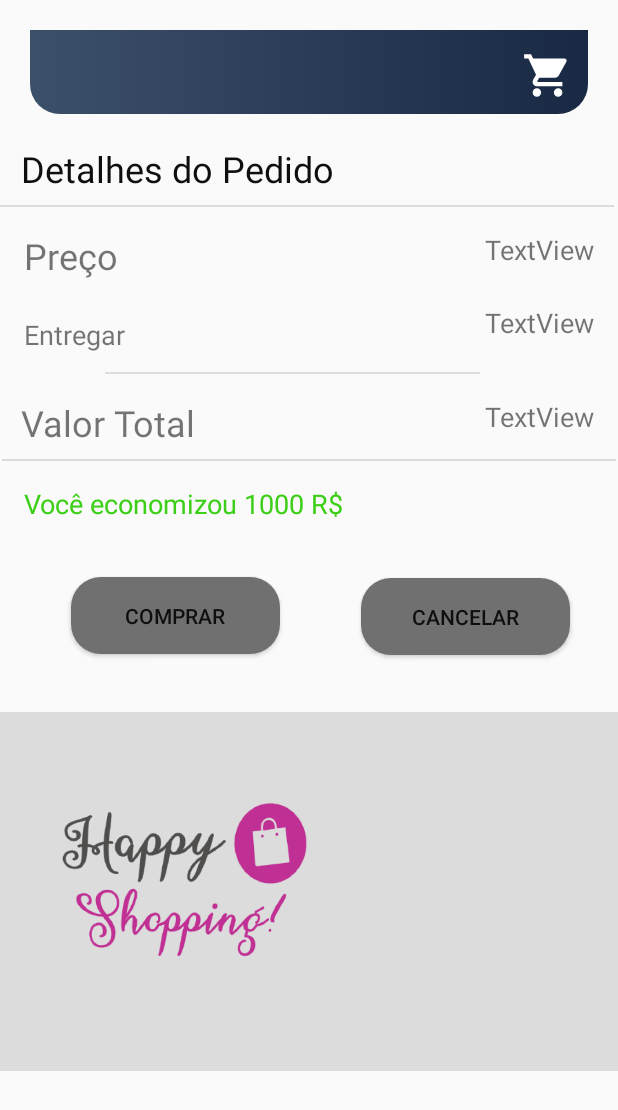
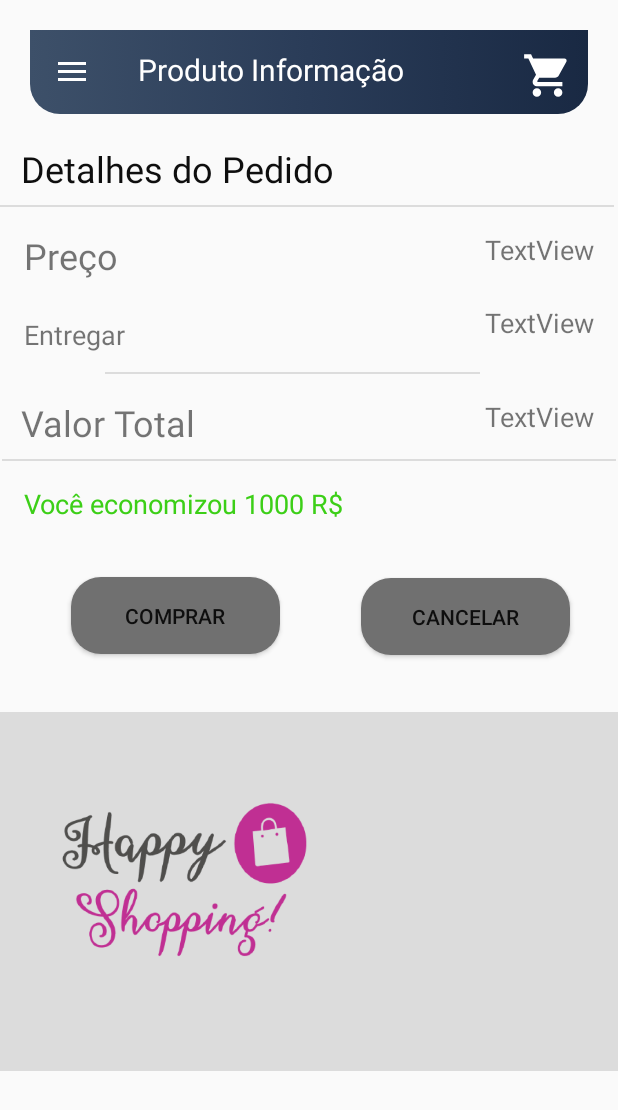
Before and after one commit to diegotpereira/LojaOnlineAppMaster, an Android app: the CarrinhoVerificarActivity screen opened directly, with no data from a screen before it, on a phone screen of 412 x 824 dp. Shown: the top 1110 px of the screen. Run offline under Robolectric (Android 15) with nearby library versions, the phone set to English and light mode, and no system bars; our stand-ins replace CircleImageView, Firebase (no records; nobody signed in at launch, a user with empty details on screens opened directly), Picasso.

Commit message:
criação dos componentes adicionar no carrinho, modificação de layout

```diff
--- a/app/src/main/AndroidManifest.xml
+++ b/app/src/main/AndroidManifest.xml
@@ -10,7 +10,7 @@
         android:supportsRtl="true"
         android:theme="@style/AppTheme">
         <activity
-            android:name=".ui.ui.CarrinhoVerificarActivity"
+            android:name=".ui.CarrinhoVerificarActivity"
             android:exported="false" />
         <activity
             android:name=".ui.FavoritosActivity"
--- a/app/src/main/java/br/java/lojaonlineappmaster/fragment/MeuCarrinhoFragmento.java
+++ b/app/src/main/java/br/java/lojaonlineappmaster/fragment/MeuCarrinhoFragmento.java
@@ -28,7 +28,7 @@ import java.util.ArrayList;
 import br.java.lojaonlineappmaster.Adapter.CarrinhoAdapter;
 import br.java.lojaonlineappmaster.R;
 import br.java.lojaonlineappmaster.model.CarrinhoItemModelo;
-import br.java.lojaonlineappmaster.ui.ui.CarrinhoVerificarActivity;
+import br.java.lojaonlineappmaster.ui.CarrinhoVerificarActivity;
 
 
 public class MeuCarrinhoFragmento extends Fragment {
--- /dev/null
+++ b/app/src/main/java/br/java/lojaonlineappmaster/ui/CarrinhoVerificarActivity.java
@@ -0,0 +1,373 @@
+package br.java.lojaonlineappmaster.ui;
+
+import androidx.annotation.NonNull;
+import androidx.appcompat.app.ActionBar;
+import androidx.appcompat.app.ActionBarDrawerToggle;
+import androidx.appcompat.app.AlertDialog;
+import androidx.appcompat.app.AppCompatActivity;
+import androidx.appcompat.widget.Toolbar;
+import androidx.core.view.GravityCompat;
+import androidx.drawerlayout.widget.DrawerLayout;
+
+import android.content.Context;
+import android.content.DialogInterface;
+import android.content.Intent;
+import android.os.Bundle;
+import android.util.Log;
+import android.view.LayoutInflater;
+import android.view.MenuItem;
+import android.view.View;
+import android.widget.Button;
+import android.widget.RelativeLayout;
+import android.widget.TextView;
+import android.widget.Toast;
+
+import com.google.android.material.navigation.NavigationView;
+import com.google.firebase.auth.FirebaseAuth;
+import com.google.firebase.auth.FirebaseUser;
+import com.google.firebase.database.DataSnapshot;
+import com.google.firebase.database.DatabaseError;
+import com.google.firebase.database.DatabaseReference;
+import com.google.firebase.database.FirebaseDatabase;
+import com.google.firebase.database.ValueEventListener;
+import com.squareup.picasso.Picasso;
+
+import java.text.SimpleDateFormat;
+import java.util.Calendar;
+
+import br.java.lojaonlineappmaster.R;
+import de.hdodenhof.circleimageview.CircleImageView;
+
+public class CarrinhoVerificarActivity extends AppCompatActivity implements
+        NavigationView.OnNavigationItemSelectedListener {
+
+    String ttlPreco;
+    String DelPreco;
+    String ttlPreco2;
+    String salvo;
+    String AtualUsuario;
+
+    TextView precoTotal;
+    TextView precoEntrega;
+    TextView precoTotal2;
+    TextView quantidadeSalva;
+
+    private DrawerLayout drawerLayout;
+    private NavigationView navigationView;
+    private ActionBarDrawerToggle mToggle;
+    private Toolbar mToolbar;
+    private TextView mPessoa_nome;
+    private CircleImageView mPessoa_imagem;
+
+    DatabaseReference root;
+    private FirebaseAuth mAuth;
+    private FirebaseUser AtualUsr;
+    private String UsuarioId;
+
+    private RelativeLayout CarrinhoPersonalizadoContainer;
+    private TextView PaginaTitulo;
+    private TextView CarrinhoPersonalizadoNumero;
+
+
+    @Override
+    protected void onCreate(Bundle savedInstanceState) {
+        super.onCreate(savedInstanceState);
+        setContentView(R.layout.activity_carrinho_verificar);
+
+        mAuth = FirebaseAuth.getInstance();
+        AtualUsr = mAuth.getCurrentUser();
+        UsuarioId = AtualUsr.getUid();
+
+        mToolbar = (Toolbar) findViewById(R.id.carrinhoVerificaToolbar);
+        setSupportActionBar(mToolbar);
+        getSupportActionBar().setDisplayHomeAsUpEnabled(true);
+
+        Button Concluir = findViewById(R.id.Concluir);
+        Button Cancelar = findViewById(R.id.Cancelar);
+        precoTotal = findViewById(R.id.total_preco_item);
+        precoEntrega = findViewById(R.id.preco_de_entrega);
+        precoTotal2 = findViewById(R.id.preco_total);
+        quantidadeSalva = findViewById(R.id.quantidade_salva);
+
+        Concluir.setOnClickListener(new View.OnClickListener() {
+            @Override
+            public void onClick(View view) {
+                salvoData();
+                CarrinhoActivity.fa.finish();
+                finish();
+            }
+        });
+        Cancelar.setOnClickListener(new View.OnClickListener() {
+            @Override
+            public void onClick(View view) {
+                finish();
+            }
+        });
+        obterDadosDeVerificacao();
+    }
+
+    private void obterDadosDeVerificacao() {
+        DatabaseReference root = FirebaseDatabase.getInstance().getReference();
+        FirebaseAuth mAuth;
+
+        mAuth = FirebaseAuth.getInstance();
+        String AtualUsuario = mAuth.getCurrentUser().getUid();
+        DatabaseReference m = root.child("carrinho").child(AtualUsuario);
+
+        ValueEventListener valueEventListener = new ValueEventListener() {
+            @Override
+            public void onDataChange(@NonNull DataSnapshot snapshot) {
+                if (snapshot.exists()) {
+                    ttlPreco = snapshot.child("precoTotal").getValue().toString();
+                    Log.d("ttl", ttlPreco);
+                    precoTotal.setText(ttlPreco);
+                    precoEntrega.setText("Livre");
+                    precoTotal2.setVisibility(View.VISIBLE);
+                    quantidadeSalva.setVisibility(View.INVISIBLE);
+                }
+            }
+
+            @Override
+            public void onCancelled(@NonNull DatabaseError error) {
+
+            }
+        };
+        m.addListenerForSingleValueEvent(valueEventListener);
+    }
+
+    private void salvoData() {
+        root = FirebaseDatabase.getInstance().getReference();
+        FirebaseAuth mAuth;
+        mAuth = FirebaseAuth.getInstance();
+        AtualUsuario = mAuth.getCurrentUser().getUid();
+
+        DatabaseReference x = root.child("carrinho").child(AtualUsuario);
+
+        x.addListenerForSingleValueEvent(new ValueEventListener() {
+            @Override
+            public void onDataChange(@NonNull DataSnapshot snapshot) {
+                FirebaseDatabase t = FirebaseDatabase.getInstance();
+                String chave = t.getReference("pedido").push().getKey();
+
+                root.child("pedido").child(AtualUsuario).child(chave).child("produtosPedidos").setValue(snapshot.getValue());
+                root.child("pedido").child(AtualUsuario).child(chave).child("precoTotal").setValue(snapshot.getValue());
+
+                root.child("pedido").child(AtualUsuario).child(chave).child("produtosPedidos").child("precoTotal").removeValue();
+
+                root.child("pedido").child(AtualUsuario).child(chave).child("Data")
+                        .setValue(String.valueOf(new SimpleDateFormat("dd MMM yyyy hh:mm a")
+                                .format(Calendar.getInstance().getTime())));
+
+                root.child("pedido").child(AtualUsuario).child(chave).child("EhVerificado")
+                        .setValue("false");
+
+                Toast.makeText(getApplicationContext(), "Conferido & concluído",
+                        Toast.LENGTH_LONG).show();
+
+                root.child("carrinho").child(AtualUsuario).removeValue();
+            }
+
+            @Override
+            public void onCancelled(@NonNull DatabaseError error) {
+
+            }
+        });
+
+    }
+
+    @Override
+    protected void onStart() {
+        super.onStart();
+
+        drawerLayout = (DrawerLayout) findViewById(R.id.carrinhoVerificarDrawer);
+        navigationView = (NavigationView) findViewById(R.id.carrinhoVerificarNavigationViewer);
+
+        // Navegação do Cabeçalho
+        navigationView.setNavigationItemSelectedListener(this);
+        View view = navigationView.getHeaderView(0);
+        mPessoa_nome = view.findViewById(R.id.pessoanome);
+        mPessoa_imagem = view.findViewById(R.id.circimage);
+
+        mToggle = new ActionBarDrawerToggle(this, drawerLayout, R.string.Abrir, R.string.Fechar);
+        drawerLayout.addDrawerListener(mToggle);
+        mToggle.syncState();
+
+        obterDadosDoCabecalhoSeNavegacao();
+
+        ExibirIconeDoCarrinho();
+
+        verificarPrecoTotalZero();
+
+    }
+
+    private void obterDadosDoCabecalhoSeNavegacao() {
+        FirebaseAuth mAuth;
+        mAuth = FirebaseAuth.getInstance();
+        AtualUsuario = mAuth.getCurrentUser().getUid();
+        DatabaseReference root = FirebaseDatabase.getInstance().getReference();
+        DatabaseReference m = root.child("usuarios").child(AtualUsuario);
+
+        ValueEventListener valueEventListener = new ValueEventListener() {
+            @Override
+            public void onDataChange(@NonNull DataSnapshot snapshot) {
+                if (snapshot.exists()) {
+                    String Nome = snapshot.child("Nome").getValue().toString();
+                    String Imagem = snapshot.child("Imagem").getValue().toString();
+                    mPessoa_nome.setText(Nome);
+
+                    if (Imagem.equals("default")) {
+                        Picasso.get().load(R.drawable.profile).into(mPessoa_imagem);
+                    } else
+                        Picasso.get().load(Imagem).placeholder(R.drawable.profile).into(mPessoa_imagem);
+                }
+            }
+
+
+            @Override
+            public void onCancelled(@NonNull DatabaseError error) {
+
+            }
+        };
+        m.addListenerForSingleValueEvent(valueEventListener);
+    }
+
+    @Override
+    public boolean onOptionsItemSelected(@NonNull MenuItem item) {
+        if (mToggle.onOptionsItemSelected(item)) return true;
+        return super.onOptionsItemSelected(item);
+    }
+
+    @Override
+    public boolean onNavigationItemSelected(@NonNull MenuItem item) {
+        int id = item.getItemId();
+
+        if(id==R.id.Home){
+            startActivity(new Intent(CarrinhoVerificarActivity.this,MainActivity.class));
+        }
+        if (id == R.id.Perfil) {
+            startActivity(new Intent(CarrinhoVerificarActivity.this, UsuarioPerfilActivity.class));
+        } else if (id == R.id.MeusPedidos) {
+            startActivity(new Intent(CarrinhoVerificarActivity.this, CategoriaActivity.class));
+        } else if (id == R.id.Carrinho) {
+            startActivity(new Intent(CarrinhoVerificarActivity.this, CarrinhoActivity.class));
+        } else if (id == R.id.Frutas) {
+            Intent intent = new Intent(CarrinhoVerificarActivity.this, CategoriaActivity.class);
+            intent.putExtra("Categoria Nome", "Frutas");
+            startActivity(intent);
+        } else if (id == R.id.Vegetais) {
+            Intent intent = new Intent(CarrinhoVerificarActivity.this, CategoriaActivity.class);
+            intent.putExtra("Categoria Nome", "Vegetais");
+            startActivity(intent);
+        } else if (id == R.id.Carnes) {
+            Intent intent = new Intent(CarrinhoVerificarActivity.this, CategoriaActivity.class);
+            intent.putExtra("Categoria Nome", "Carnes");
+            startActivity(intent);
+        } else if (id == R.id.Eletronicos) {
+            Intent intent = new Intent(CarrinhoVerificarActivity.this, CategoriaActivity.class);
+            intent.putExtra("Categoria Nome", "Eletronicos");
+            startActivity(intent);
+        } else if (id == R.id.Sair) {
+            VerificarLogout();
+        }
+        drawerLayout.closeDrawer(GravityCompat.START);
+        return true;
+    }
+
+
+    private void VerificarLogout() {
+        AlertDialog.Builder verifiqueAlerta = new AlertDialog.Builder(CarrinhoVerificarActivity.this);
+        verifiqueAlerta.setMessage("Deseja sair?")
+                .setCancelable(false).setPositiveButton("Sim", new DialogInterface.OnClickListener() {
+            @Override
+            public void onClick(DialogInterface dialogInterface, int i) {
+                FirebaseAuth.getInstance().signOut();
+                Intent intent = new Intent(CarrinhoVerificarActivity.this, EntrarActivity.class);
+                startActivity(intent);
+                finish();
+            }
+        }).setNegativeButton("Não", new DialogInterface.OnClickListener() {
+            @Override
+            public void onClick(DialogInterface dialogInterface, int i) {
+                dialogInterface.cancel();
+            }
+        });
+        AlertDialog alert = verifiqueAlerta.create();
+        alert.setTitle("Sair");
+        alert.show();
+    }
+
+    private void ExibirIconeDoCarrinho() {
+        // Toolbar & CarrinhoIcone
+        ActionBar actionBar = getSupportActionBar();
+        actionBar.setDisplayHomeAsUpEnabled(true);
+        actionBar.setDisplayShowTitleEnabled(true);
+
+
+        LayoutInflater inflater = (LayoutInflater) this.getSystemService(Context.LAYOUT_INFLATER_SERVICE);
+        View view = inflater.inflate(R.layout.main2_toolbar, null);
+        actionBar.setCustomView(view);
+
+        // xml de itens de ação personalizados
+        CarrinhoPersonalizadoContainer = (RelativeLayout) findViewById(R.id.CarrinhoPersonalizadoContainer);
+        PaginaTitulo = (TextView) findViewById(R.id.PaginaTitulo);
+        CarrinhoPersonalizadoNumero = (TextView) findViewById(R.id.CarrinhoPersonalizadoNumero);
+
+        PaginaTitulo.setText("Produto Informação");
+        DefinirNumeroItensIconeCarrinho();
+
+        CarrinhoPersonalizadoNumero.setOnClickListener(new View.OnClickListener() {
+            @Override
+            public void onClick(View view) {
+                startActivity(new Intent(CarrinhoVerificarActivity.this, CarrinhoActivity.class));
+            }
+        });
+    }
+    private void DefinirNumeroItensIconeCarrinho() {
+        DatabaseReference root = FirebaseDatabase.getInstance().getReference();
+        DatabaseReference m = root.child("carrinho").child(UsuarioId);
+
+        ValueEventListener eventListener = new ValueEventListener() {
+            @Override
+            public void onDataChange(@NonNull DataSnapshot snapshot) {
+                if (snapshot.exists()) {
+                    if (snapshot.getChildrenCount() == 1) {
+                        CarrinhoPersonalizadoNumero.setVisibility(View.GONE);
+                    } else {
+                        CarrinhoPersonalizadoNumero.setVisibility(View.VISIBLE);
+                        CarrinhoPersonalizadoNumero.setText(String.valueOf(snapshot.getChildrenCount() - 1));
+                    }
+                } else {
+                    CarrinhoPersonalizadoNumero.setVisibility(View.GONE);
+                }
+            }
+
+            @Override
+            public void onCancelled(@NonNull DatabaseError error) {
+
+            }
+        };
+        m.addListenerForSingleValueEvent(eventListener);
+    }
+
+
+    public void verificarPrecoTotalZero(){
+        DatabaseReference root = FirebaseDatabase.getInstance().getReference();
+        DatabaseReference m = root.child("carrinho").child(UsuarioId);
+
+        ValueEventListener eventListener = new ValueEventListener() {
+            @Override
+            public void onDataChange(@NonNull DataSnapshot snapshot) {
+                if (!snapshot.exists()) {
+                    FirebaseDatabase.getInstance().getReference().child("carrinho")
+                            .child(UsuarioId).child("precoTotal").setValue(0);
+                }
+            }
+
+            @Override
+            public void onCancelled(@NonNull DatabaseError error) {
+
+            }
+        };
+        m.addListenerForSingleValueEvent(eventListener);
+    }
+}
--- a/app/src/main/java/br/java/lojaonlineappmaster/ui/ui/CarrinhoVerificarActivity.java
+++ /dev/null
@@ -1,16 +0,0 @@
-package br.java.lojaonlineappmaster.ui.ui;
-
-import androidx.appcompat.app.AppCompatActivity;
-
-import android.os.Bundle;
-
-import br.java.lojaonlineappmaster.R;
-
-public class CarrinhoVerificarActivity extends AppCompatActivity {
-
-    @Override
-    protected void onCreate(Bundle savedInstanceState) {
-        super.onCreate(savedInstanceState);
-        setContentView(R.layout.activity_carrinho_verificar);
-    }
-}
--- a/app/src/main/res/layout/activity_carrinho_verificar.xml
+++ b/app/src/main/res/layout/activity_carrinho_verificar.xml
@@ -3,22 +3,22 @@
     xmlns:android="http://schemas.android.com/apk/res/android"
     xmlns:app="http://schemas.android.com/apk/res-auto"
     xmlns:tools="http://schemas.android.com/tools"
-    android:id="@+id/cartCheckDrawer"
+    android:id="@+id/carrinhoVerificarDrawer"
     android:layout_width="match_parent"
     android:layout_height="match_parent"
-    tools:context=".ui.ui.CarrinhoVerificarActivity">
+    tools:context=".ui.CarrinhoVerificarActivity">
 
     <RelativeLayout
         android:layout_width="match_parent"
         android:layout_height="match_parent">
         <include
             layout="@layout/main2_toolbar"
-            android:id="@+id/cartCheckToolbar"/>
+            android:id="@+id/carrinhoVerificaToolbar"/>
 
         <androidx.constraintlayout.widget.ConstraintLayout
             android:layout_width="match_parent"
             android:layout_height="match_parent"
-            android:layout_below="@id/cartCheckToolbar">
+            android:layout_below="@id/carrinhoVerificaToolbar">
 
             <TextView
                 android:id="@+id/textView"
@@ -32,7 +32,7 @@
                 android:textColorHighlight="#FFFFFF"
                 android:textSize="24sp"
                 app:layout_constraintStart_toStartOf="parent"
-                app:layout_constraintTop_toBottomOf="@+id/cartCheckToolbar" />
+                app:layout_constraintTop_toBottomOf="@+id/carrinhoVerificaToolbar" />
 
             <View
                 android:id="@+id/divider"
@@ -151,7 +151,7 @@
 
 
             <Button
-                android:id="@+id/Done"
+                android:id="@+id/Concluir"
                 android:layout_width="139dp"
                 android:layout_height="51dp"
                 android:layout_marginStart="32dp"
@@ -160,7 +160,7 @@
                 android:layout_marginBottom="24dp"
                 android:text="Comprar"
                 app:layout_constraintBottom_toTopOf="@+id/divider5"
-                app:layout_constraintEnd_toStartOf="@+id/Cancel"
+                app:layout_constraintEnd_toStartOf="@+id/Cancelar"
                 app:layout_constraintHorizontal_bias="0.223"
                 app:layout_constraintStart_toStartOf="parent"
                 app:layout_constraintTop_toBottomOf="@+id/quantidade_salva"
@@ -169,7 +169,7 @@
                 app:layout_constraintVertical_bias="0.465" />
 
             <Button
-                android:id="@+id/Cancel"
+                android:id="@+id/Cancelar"
                 android:layout_width="139dp"
                 android:layout_height="51dp"
                 android:layout_marginTop="24dp"
@@ -208,7 +208,7 @@
     </RelativeLayout>
 
     <com.google.android.material.navigation.NavigationView
-        android:id="@+id/cartCheckNavigationViewer"
+        android:id="@+id/carrinhoVerificarNavigationViewer"
         android:layout_width="wrap_content"
         android:layout_height="match_parent"
         android:layout_gravity="start"
```
Also changed, not shown: app/src/main/java/br/java/lojaonlineappmaster/ui/ProdutoInfoActivity.java (+0 -30 lines).
